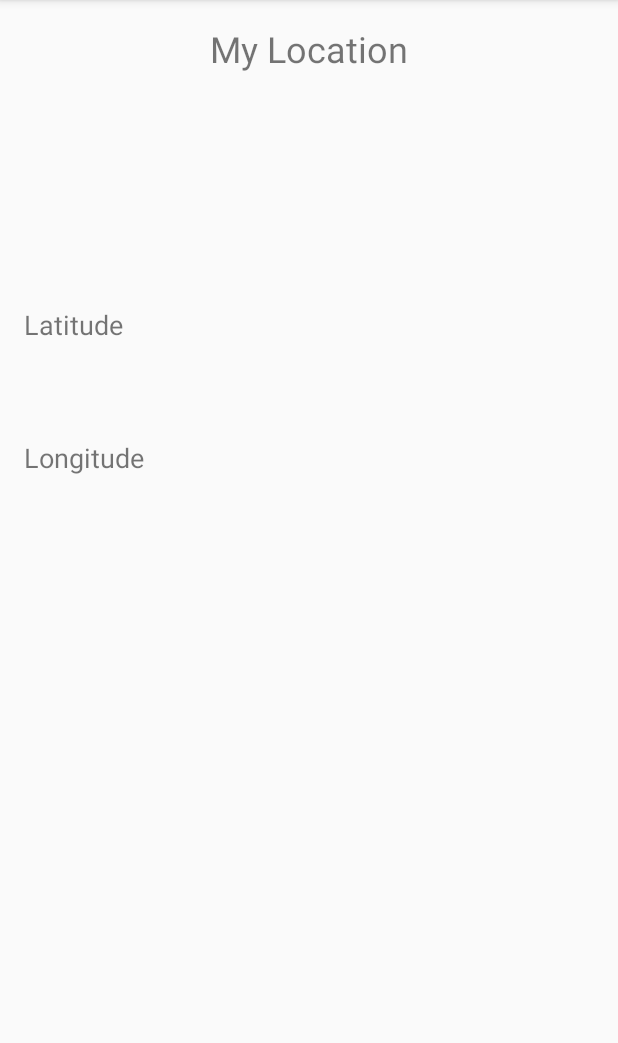
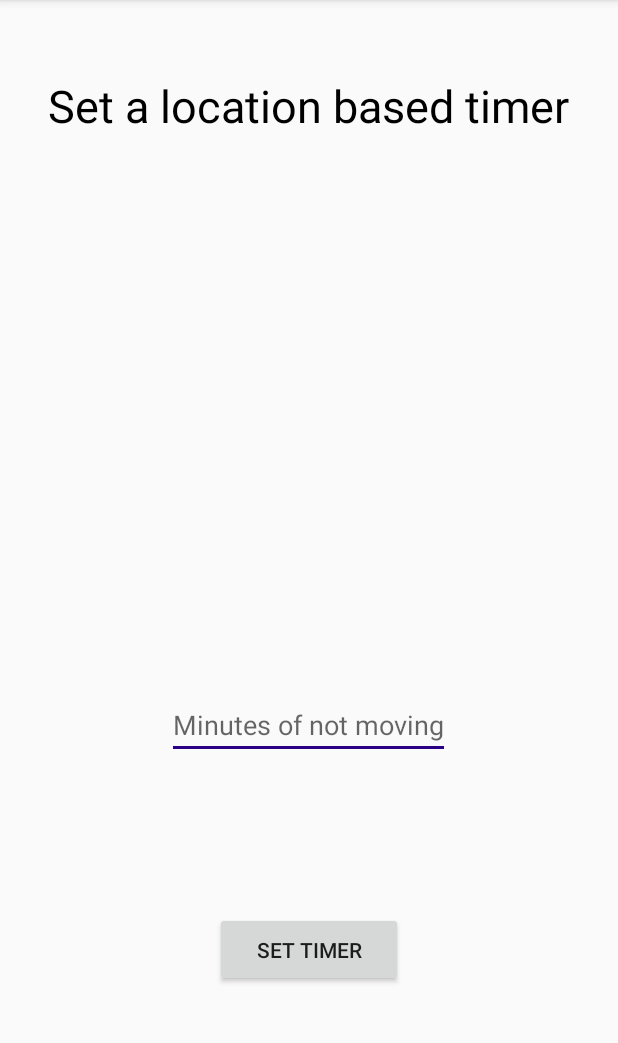
Before and after one commit to jamesbra/IT226AlarmProject, an Android app: the LocationAlarm screen opened directly, with no data from a screen before it, on a phone screen of 412 x 824 dp, the part 84-1127 px from its top. Run offline under Robolectric (Android 15) with nearby library versions, the phone set to English and light mode, and no system bars.

Commit message:
Final draft - some tweaks are needed but the project requirements are fulfilled.

```diff
--- a/app/src/main/java/com/example/brandon/it226project2/LocationAlarm.java
+++ b/app/src/main/java/com/example/brandon/it226project2/LocationAlarm.java
@@ -1,122 +1,183 @@
 package com.example.brandon.it226project2;
 
+import android.app.NotificationManager;
+import android.app.PendingIntent;
+import android.content.Context;
+import android.content.Intent;
 import android.content.pm.PackageManager;
+import android.location.Criteria;
+import android.location.Location;
+import android.location.LocationListener;
+import android.location.LocationManager;
+import android.media.Ringtone;
+import android.media.RingtoneManager;
+import android.net.Uri;
 import android.os.Bundle;
-import android.support.annotation.NonNull;
-import android.support.annotation.Nullable;
+
+import android.os.CountDownTimer;
+import android.os.Looper;
 import android.support.v4.app.ActivityCompat;
+import android.support.v4.content.ContextCompat;
 import android.support.v7.app.AppCompatActivity;
+import android.support.v7.app.NotificationCompat;
+import android.view.View;
+import android.widget.Button;
+import android.widget.EditText;
 import android.widget.TextView;
 
-import com.google.android.gms.common.ConnectionResult;
-import com.google.android.gms.common.api.GoogleApiClient;
-import com.google.android.gms.location.FusedLocationProviderApi;
-import com.google.android.gms.location.LocationListener;
-import com.google.android.gms.location.LocationRequest;
-import com.google.android.gms.location.LocationServices;
+import java.text.SimpleDateFormat;
+import java.util.Date;
 
-public class LocationAlarm extends AppCompatActivity implements GoogleApiClient.ConnectionCallbacks, GoogleApiClient.OnConnectionFailedListener, LocationListener {
-
-    TextView latitudeText;
-    TextView longitudeText;
-
-    private FusedLocationProviderApi locationProvider = LocationServices.FusedLocationApi;
-    private GoogleApiClient googleApiClient;
-    private LocationRequest locationRequest;
-    private Double myLatitude;
-    private Double myLongitude;
+import static java.lang.Math.abs;
 
 
-    @Override
+public class LocationAlarm extends AppCompatActivity
+{
+    Uri alert;
+    Ringtone r;
+    int numAlarms;
+    double oldLat;
+    double oldLon;
+    double newLat;
+    double newLon;
+    private Button mMake;
     protected void onCreate(Bundle savedInstanceState) {
+        oldLat = 0;
+        oldLon = 0;
+        newLat = 0;
+        newLon = 0;
         super.onCreate(savedInstanceState);
         setContentView(R.layout.activity_location_alarm);
+        numAlarms = 0;
 
-        latitudeText = (TextView) findViewById(R.id.tvLatitude);
-        longitudeText = (TextView) findViewById(R.id.tvLongitude);
+        final EditText mMin = (EditText) findViewById(R.id.min_move);
+        mMake = (Button) findViewById(R.id.start_time);
 
-        googleApiClient = new GoogleApiClient.Builder(this)
-                .addApi(LocationServices.API)
-                .addConnectionCallbacks(this)
-                .addOnConnectionFailedListener(this)
-                .build();
-        locationRequest = new LocationRequest();
-        locationRequest.setInterval(60 * 1000);
-        locationRequest.setFastestInterval(15 * 1000);
-        locationRequest.setPriority(LocationRequest.PRIORITY_BALANCED_POWER_ACCURACY);
+        r = RingtoneManager.getRingtone(getApplicationContext(), alert);
+        alert = RingtoneManager.getDefaultUri(RingtoneManager.TYPE_ALARM);
+
+        Criteria criteria = new Criteria();
+        criteria.setAccuracy(Criteria.ACCURACY_COARSE);
+        criteria.setPowerRequirement(Criteria.POWER_LOW);
+        criteria.setAltitudeRequired(false);
+        criteria.setBearingRequired(false);
+        criteria.setSpeedRequired(false);
+        criteria.setCostAllowed(true);
+        criteria.setHorizontalAccuracy(Criteria.ACCURACY_HIGH);
+        criteria.setVerticalAccuracy(Criteria.ACCURACY_HIGH);
+        Looper looper = null;
+
+        if (ContextCompat.checkSelfPermission(this,
+                android.Manifest.permission.ACCESS_FINE_LOCATION)
+                != PackageManager.PERMISSION_GRANTED) {
+
+
+            if (ActivityCompat.shouldShowRequestPermissionRationale(this,
+                    android.Manifest.permission.ACCESS_FINE_LOCATION)) {
+
+            }
+            else
+            {
+                ActivityCompat.requestPermissions(this,
+                        new String[]{android.Manifest.permission.ACCESS_FINE_LOCATION},
+                        5);
+
+            }
+        }
+        LocationManager locationManager = (LocationManager)getSystemService(Context.LOCATION_SERVICE);
+
+        LocationListener locationListener = new LocationListener() {
+            @Override
+            public void onLocationChanged(Location location) {
+
+                newLat = location.getLatitude();
+                newLon = location.getLongitude();
+            }
+
+            public void onStatusChanged(String provider, int status, Bundle extras) {
+                //Log.d("Status Changed", String.valueOf(status));
+            }
+
+            public void onProviderEnabled(String provider) {
+                //Log.d("Provider Enabled", provider);
+            }
+
+            public void onProviderDisabled(String provider) {
+                //Log.d("Provider Disabled", provider);
+            }
+        };
+        locationManager.requestSingleUpdate(criteria, locationListener, looper);
+        //locationManager.requestLocationUpdates(LocationManager.NETWORK_PROVIDER, 0, 0, locationListener);
+
+        mMake.setOnClickListener(new View.OnClickListener() {
+            @Override
+            public void onClick(View v) {
+                String help = mMin.getText().toString();
+                makeAlarm(v, help, oldLat, oldLon);
+            }
+        });
+    }
+
+    public void makeAlarm(final View v, String min, double lat, double lon) {
+        final TextView mText = (TextView) findViewById(R.id.newText);
+        long minInput = Long.parseLong(min) * 6000;
+        final int notificationID = numAlarms;
+        final String minHelp = min;
+        numAlarms++;
+        final NotificationManager mNotificationManager = (NotificationManager) getSystemService(Context.NOTIFICATION_SERVICE);
+        final NotificationCompat.Builder mBuilder = new NotificationCompat.Builder(getApplicationContext());
+        mBuilder.setSmallIcon(R.drawable.notification_icon);
+        Intent intent = new Intent(getApplicationContext(), LocationAlarm.class);
+        intent.setAction(Intent.ACTION_MAIN);
+        intent.addCategory(Intent.CATEGORY_LAUNCHER);
+        PendingIntent pendingIntent = PendingIntent.getActivity(getApplicationContext(), 0, intent, 0);
+        mBuilder.setContentIntent(pendingIntent);
+        oldLat = newLat;
+        oldLon = newLon;
+        new CountDownTimer(minInput, 1000) {
+            public void onTick(long millisUntilFinished) {
+                String format = new SimpleDateFormat("mm:ss").format(new Date(millisUntilFinished));
+                mText.setText("Time Remaining: " + format);
+                mBuilder.setContentTitle("Keep moving!");
+                mBuilder.setContentText("Time left: " + format);
+                mNotificationManager.notify(notificationID, mBuilder.build());
+            }
+
+            public void onFinish() {
+                if(abs(oldLon - newLon) < 1 || abs(oldLat - newLat) < 1)
+                {
+                    mBuilder.setContentTitle("Get up and walk!");
+                    mBuilder.setContentText("Get moving");
+                    mNotificationManager.notify(notificationID, mBuilder.build());
+                    mText.setText("Move!");
+                    startNoise(v);
+                }
+                else
+                {
+                    oldLon = newLon;
+                    oldLat = newLat;
+                    makeAlarm(v, minHelp, newLat, newLon);
+                    cancel();
+                }
+
+            }
+        }.start();
 
 
     }
 
-    @Override
-    public void onConnected(@Nullable Bundle bundle) {
-        requestLocationUpdates();
-    }
-
-    private void requestLocationUpdates() {
-        if (ActivityCompat.checkSelfPermission(this, android.Manifest.permission.ACCESS_FINE_LOCATION) != PackageManager.PERMISSION_GRANTED && ActivityCompat.checkSelfPermission(this, android.Manifest.permission.ACCESS_COARSE_LOCATION) != PackageManager.PERMISSION_GRANTED) {
-            // TODO: Consider calling
-            //    ActivityCompat#requestPermissions
-            // here to request the missing permissions, and then overriding
-            //   public void onRequestPermissionsResult(int requestCode, String[] permissions,
-            //                                          int[] grantResults)
-            // to handle the case where the user grants the permission. See the documentation
-            // for ActivityCompat#requestPermissions for more details.
-            return;
-        }
-        LocationServices.FusedLocationApi.requestLocationUpdates(googleApiClient, locationRequest, this);
+    public void updateLocation()
+    {
 
     }
 
-    @Override
-    public void onConnectionSuspended(int i) {
-
-    }
-
-    @Override
-    public void onConnectionFailed(@NonNull ConnectionResult connectionResult) {
-
-    }
-
-    @Override
-    public void onLocationChanged(android.location.Location location) {
-        myLatitude = location.getLatitude();
-        myLongitude = location.getLongitude();
-        latitudeText.setText("Latitude is : " + String.valueOf(myLatitude));
-        longitudeText.setText("Longitude is : " + String.valueOf(myLongitude));
-    }
-
-    @Override
-    protected void onStart() {
-        super.onStart();
-        googleApiClient.connect();
-
-    }
-
-
-    @Override
-    protected void onRestart() {
-        super.onRestart();
-    }
-
-    @Override
-    protected void onPause() {
-        super.onPause();
-        LocationServices.FusedLocationApi.removeLocationUpdates(googleApiClient,this);
-    }
-
-    @Override
-    protected void onStop() {
-        super.onStop();
-        googleApiClient.disconnect();
-
-    }
-
-    @Override
-    protected void onResume() {
-        super.onResume();
-        if (googleApiClient.isConnected()){
-            requestLocationUpdates();
+    public void startNoise(View v) {
+        try {
+            Uri notification = RingtoneManager.getDefaultUri(RingtoneManager.TYPE_NOTIFICATION);
+            Ringtone r = RingtoneManager.getRingtone(getApplicationContext(), notification);
+            r.play();
+        } catch (Exception e) {
+            e.printStackTrace();
         }
     }
 }
--- a/app/src/main/res/layout/activity_location_alarm.xml
+++ b/app/src/main/res/layout/activity_location_alarm.xml
@@ -1,39 +1,44 @@
 <?xml version="1.0" encoding="utf-8"?>
-<RelativeLayout xmlns:android="http://schemas.android.com/apk/res/android"
+<RelativeLayout
+        xmlns:android="http://schemas.android.com/apk/res/android"
         xmlns:tools="http://schemas.android.com/tools"
         android:layout_width="match_parent"
         android:layout_height="match_parent"
-    android:paddingBottom="@dimen/activity_vertical_margin"
         android:paddingLeft="@dimen/activity_horizontal_margin"
         android:paddingRight="@dimen/activity_horizontal_margin"
         android:paddingTop="@dimen/activity_vertical_margin"
+        android:paddingBottom="@dimen/activity_vertical_margin"
         tools:context="com.example.brandon.it226project2.LocationAlarm">
 
     <TextView
         android:layout_width="wrap_content"
         android:layout_height="wrap_content"
+        android:text="Set a location based timer"
+        android:id="@+id/newText"
+        android:textColor="#000000"
+        android:textSize="30dp"
+        android:layout_marginTop="34dp"
+        android:layout_alignParentTop="true"
+        android:layout_centerHorizontal="true" />
+
+    <Button
+        android:layout_width="125dp"
+        android:layout_height="50dp"
+        android:text="Set Timer"
+        android:id="@+id/start_time"
+        android:layout_alignParentBottom="true"
         android:layout_centerHorizontal="true"
-        android:text="My Location"
-        android:textSize="24sp"
-        android:id="@+id/textView" />
+        android:layout_marginBottom="94dp" />
 
-    <TextView
-        android:id="@+id/tvLatitude"
+    <EditText
+        android:layout_height="wrap_content"
+        android:inputType="number"
+        android:id="@+id/min_move"
+        android:selectAllOnFocus="false"
         android:layout_width="wrap_content"
-        android:layout_height="wrap_content"
-        android:text="Latitude"
-        android:textSize="18sp"
-        android:layout_below="@+id/textView"
-        android:layout_alignParentStart="true"
-        android:layout_marginTop="155dp" />
-    <TextView
-        android:id="@+id/tvLongitude"
-        android:layout_width="wrap_content"
-        android:layout_height="wrap_content"
-        android:text="Longitude"
-        android:textSize="18sp"
-        android:layout_below="@+id/tvLatitude"
-        android:layout_alignParentStart="true"
-        android:layout_marginTop="64dp" />
+        android:hint="Minutes of not moving"
+        android:layout_marginBottom="102dp"
+        android:layout_above="@+id/start_time"
+        android:layout_centerHorizontal="true" />
 
 </RelativeLayout>
--- a/app/src/main/res/layout/activity_specific_alarm.xml
+++ b/app/src/main/res/layout/activity_specific_alarm.xml
@@ -38,10 +38,10 @@
             android:layout_below="@+id/pick_date_button" android:layout_alignStart="@+id/pick_date_button"/>
     <TextView android:layout_width="wrap_content" android:layout_height="wrap_content" android:text="Time Selected:"
               android:id="@+id/time_text" android:textSize="18dp"
-              android:singleLine="true" android:textAlignment="center" android:layout_alignTop="@+id/date_text"
-              android:layout_alignEnd="@+id/pick_time_button"/>
+              android:singleLine="true" android:textAlignment="center"
+              android:layout_alignTop="@+id/date_text" android:layout_alignEnd="@+id/pick_time_button"/>
     <EditText
-            android:layout_width="wrap_content"
+            android:layout_width="100dp"
             android:layout_height="wrap_content"
             android:id="@+id/alarm_text"
             android:hint="Alarm text..." android:maxLines="1"
```
Also changed, not shown: app/src/main/java/com/example/brandon/it226project2/TimerAlarm.java (+160 -0 lines), app/src/main/res/layout/activity_timer_alarm.xml (+56 -0 lines). Lines whose indentation alone changed are shown as unchanged.
